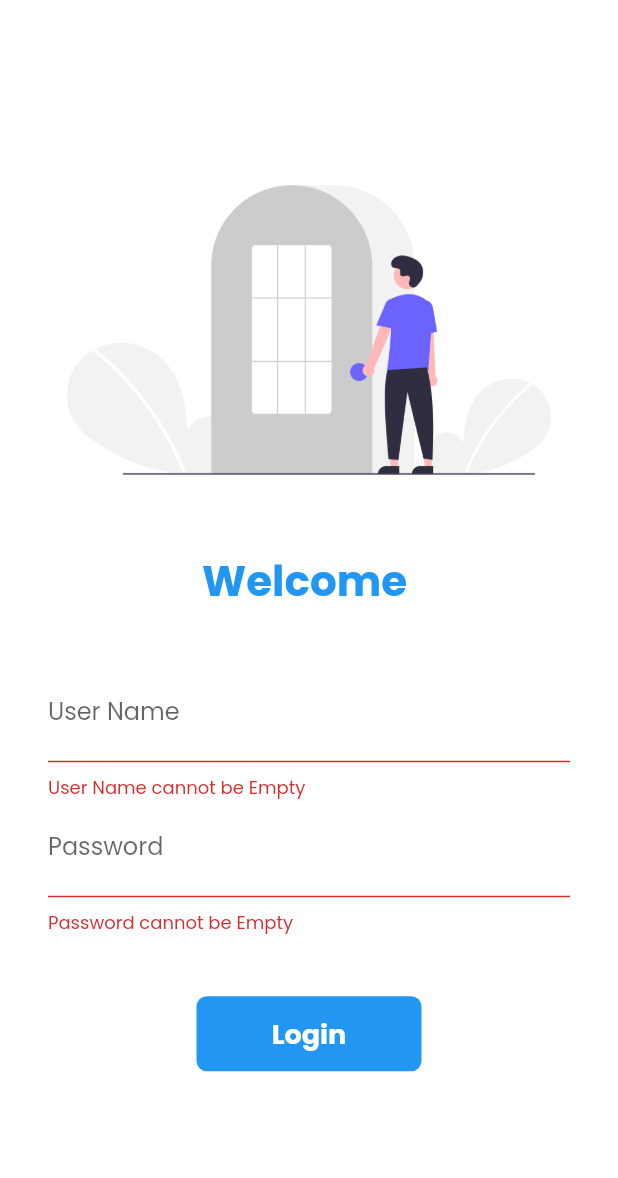
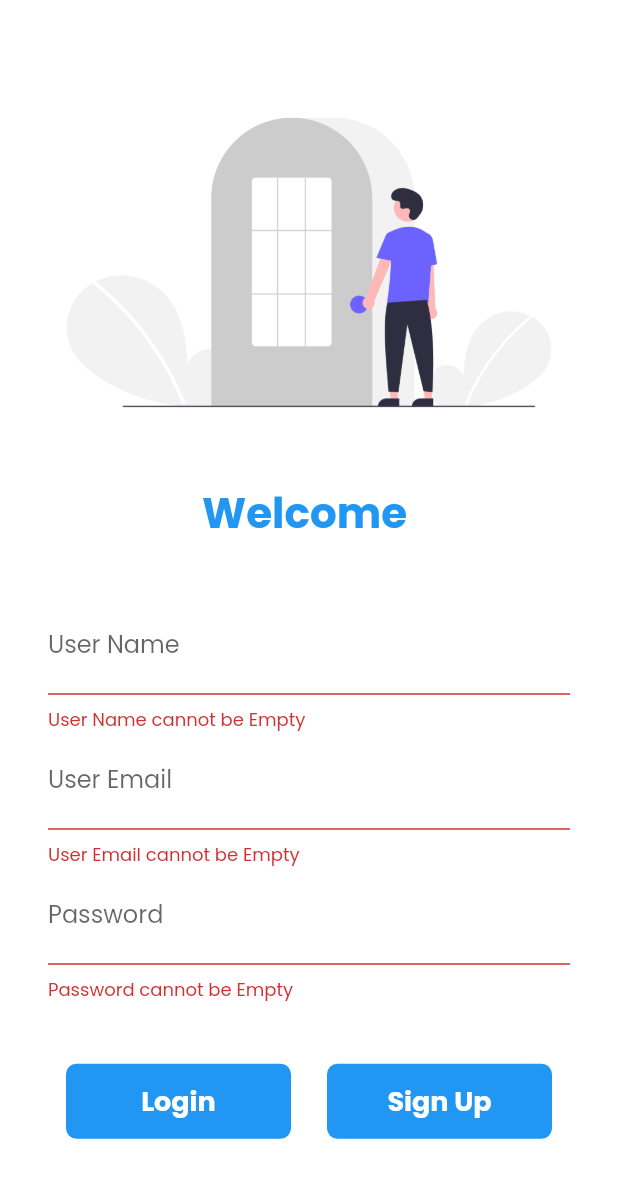
Before and after one commit to Sahani44/BlogApp, a Flutter app: the EmailLoginPage widget shown alone on an empty page, opened directly, after a tap on "Login", on a phone screen of 412 x 824 dp. Shown: the top 1178 px of the screen. Run offline on Flutter 3.47's test engine with Material 2 defaults, Android fonts, the phone set to English and light mode, and no system bars; our stand-ins replace cloud_firestore, firebase_auth, firebase_core, firebase_storage, font_awesome_flutter, google_fonts and 3 more; accounts and stored records are empty.

Commit message:
Uploading Content Done

```diff
--- a/lib/pages/email_sign_in.dart
+++ b/lib/pages/email_sign_in.dart
@@ -1,7 +1,8 @@
 // ignore_for_file: prefer_const_constructors
 
+import 'package:blog_app/pages/home_page.dart';
 import 'package:flutter/material.dart';
-import 'package:blog_app/utils/routes.dart';
+import 'package:firebase_auth/firebase_auth.dart';
 
 class EmailLoginPage extends StatefulWidget {
   const EmailLoginPage({ Key? key }) : super(key: key);
@@ -12,19 +13,45 @@ class EmailLoginPage extends StatefulWidget {
 
 class _EmailLoginPageState extends State<EmailLoginPage> {
 
-  String name = "";
-  bool changeButton = false;
+  String _email = "";
+  String _name = "";
+  String _password = "";
+  final auth = FirebaseAuth.instance;
+  bool changeButtonli = false;
+  bool changeButtonsu = false;
   final _formKey = GlobalKey<FormState>();
 
-  moveToHome() async {
+  moveToHomeli() async {
     if(_formKey.currentState!.validate()){
     setState(() {
-      changeButton = true;
+      changeButtonli = true;
     });
     await Future.delayed(Duration(milliseconds: 500));
-    await Navigator.pushNamed(context , MyRoutes.homeRoute);
+    await auth.signInWithEmailAndPassword(email: _email, password: _password);
+
+    //await Navigator.pushNamed(context , MyRoutes.homeRoute);
+    await Navigator.of(context).pushReplacement(MaterialPageRoute(builder: (context) => HomePage()));
+
     setState(() {
-      changeButton = false;
+      changeButtonli = false;
+    });
+    }
+  }
+  moveToHomesu() async {
+    if(_formKey.currentState!.validate()){
+    setState(() {
+      changeButtonsu = true;
+    });
+    await Future.delayed(Duration(milliseconds: 500));
+    await auth.createUserWithEmailAndPassword(email: _email, password: _password);
+    final user =  FirebaseAuth.instance.currentUser!;
+    user.updateDisplayName(_name);
+    user.updatePhotoURL('https://i.pinimg.com/originals/cf/f8/81/cff88167e47af84658194f167ece0aea.png');
+    //await Navigator.pushNamed(context , MyRoutes.homeRoute);
+    await auth.signInWithEmailAndPassword(email: _email, password: _password);
+    await Navigator.of(context).pushReplacement(MaterialPageRoute(builder: (context) => HomePage()));
+    setState(() {
+      changeButtonsu = false;
     });
     }
   }
@@ -46,7 +73,7 @@ class _EmailLoginPageState extends State<EmailLoginPage> {
                 height: 20.0,
                 //child: Text(""),
               ),
-              Text("Welcome $name",
+              Text("Welcome $_name",
               // ignore: prefer_const_constructors
               style: TextStyle(
                 fontSize: 28,
@@ -66,6 +93,7 @@ class _EmailLoginPageState extends State<EmailLoginPage> {
                   child: Column(
                     children: [
                       TextFormField(
+                        keyboardType: TextInputType.emailAddress,
                     // ignore: prefer_const_constructors
                     decoration: InputDecoration(
                       hintText: "Enter User Name",
@@ -78,9 +106,27 @@ class _EmailLoginPageState extends State<EmailLoginPage> {
                       return null;
                     },
                     onChanged: (value){
-                      name = value;
                       setState(() {
-
+                        _name = value.trim();
+                      });
+                    },
+                  ),
+                      TextFormField(
+                        keyboardType: TextInputType.emailAddress,
+                    // ignore: prefer_const_constructors
+                    decoration: InputDecoration(
+                      hintText: "Enter Email id",
+                      labelText: "User Email",
+                    ),
+                    validator: (value){
+                      if(value!.isEmpty){
+                        return "User Email cannot be Empty";
+                      }
+                      return null;
+                    },
+                    onChanged: (value){
+                      setState(() {
+                        _email = value.trim();
                       });
                     },
                   ),
@@ -95,6 +141,11 @@ class _EmailLoginPageState extends State<EmailLoginPage> {
                       }
                       return null;
                     },
+                    onChanged: (value){
+                      setState(() {
+                        _password = value.trim();
+                      });
+                    },
                     // ignore: prefer_const_constructors
                     decoration: InputDecoration(
                       hintText: "Enter Password",
@@ -107,21 +158,25 @@ class _EmailLoginPageState extends State<EmailLoginPage> {
                   //child: Text(""),
                     ),
 
+                  Row(
+                    mainAxisAlignment: MainAxisAlignment.spaceAround,
+                    children: [
                       Material(
 
                         color: Colors.blue,
-                    borderRadius: BorderRadius.circular(changeButton ?50:7),
+                        borderRadius: BorderRadius.circular(changeButtonli ?50:7),
                         child: InkWell(
-                      onTap: () => moveToHome(),
+                          onTap: () => moveToHomeli(),
                           child: AnimatedContainer(
                             duration: Duration(milliseconds: 500),
-                        width: changeButton? 50 : 150,
+                            width: changeButtonli? 50 : 150,
                             height: 50,
-                        alignment: Alignment.center,
-                        child: changeButton?Icon(Icons.done,
+                            //alignment: Alignment.center,
+                            child: changeButtonli?Icon(Icons.done,
                               color: Colors.white,
                             ) :
-                        Text("Login",
+                            Center(
+                              child: Text("Login",
                                 style: TextStyle(
                                   color: Colors.white,
                                   fontWeight: FontWeight.bold,
@@ -131,6 +186,37 @@ class _EmailLoginPageState extends State<EmailLoginPage> {
                             ),
                           ),
                         ),
+                      ),
+
+                      Material(
+
+                        color: Colors.blue,
+                        borderRadius: BorderRadius.circular(changeButtonli ?50:7),
+                        child: InkWell(
+                          onTap: () => moveToHomesu(),
+                          child: AnimatedContainer(
+                            duration: Duration(milliseconds: 500),
+                            width: changeButtonsu? 50 : 150,
+                            height: 50,
+                            //alignment: Alignment.center,
+                            child: changeButtonsu?Icon(Icons.done,
+                              color: Colors.white,
+                            ) :
+                            Center(
+                              child: Text("Sign Up",
+                                style: TextStyle(
+                                  color: Colors.white,
+                                  fontWeight: FontWeight.bold,
+                                  fontSize: 18,
+                                ),
+                              ),
+                            ),
+                          ),
+                        ),
+                      ),
+                    ],
+                  )
+
 
                  /*               ElevatedButton(
                     onPressed: () {
--- a/lib/pages/google_sign_in.dart
+++ b/lib/pages/google_sign_in.dart
@@ -1,3 +1,6 @@
+
+import 'package:blog_app/pages/login_page.dart';
+import 'package:blog_app/pages/sign_up_widget.dart';
 import 'package:firebase_auth/firebase_auth.dart';
 import 'package:flutter/material.dart';
 import 'package:google_sign_in/google_sign_in.dart';
@@ -36,8 +39,14 @@ class GoogleSignInProvider extends ChangeNotifier
   }
 
   Future logout() async{
-    await googleSignIn.disconnect();
+
+    final user =  FirebaseAuth.instance.currentUser!;
+
+    if(user.providerData[0].providerId == 'google.com')
+    {await googleSignIn.disconnect();}
     FirebaseAuth.instance.signOut();
+
+
 
   }
 
--- a/pubspec.yaml
+++ b/pubspec.yaml
@@ -40,12 +40,17 @@ dependencies:
   # Google Sign-in
   firebase_auth: ^3.1.4
   google_sign_in: ^5.2.1
+  firebase_core: ^1.8.0
+  cloud_firestore: ^2.5.4
+  firebase_storage: ^10.0.6
+  random_string: ^2.3.1
 
   # Google Icon
   font_awesome_flutter: ^9.2.0
 
   #State Management
   provider: ^6.0.1
+  image_picker: ^0.8.4+4
 
 dev_dependencies:
   flutter_test:
```
Also changed, not shown: lib/blog_categories/ai/ml/create_am.dart (added, +33 -0 lines), lib/blog_categories/ai/ml/create_newam.dart.dart (added, +163 -0 lines), lib/pages/home_page.dart (+14 -4 lines), lib/pages/sign_up_widget.dart (+13 -3 lines), lib/services/crud.dart (added, +15 -0 lines), lib/widgets/drawer.dart (+0 -10 lines), pubspec.lock, 1 other file. Lines whose indentation alone changed are shown as unchanged.
